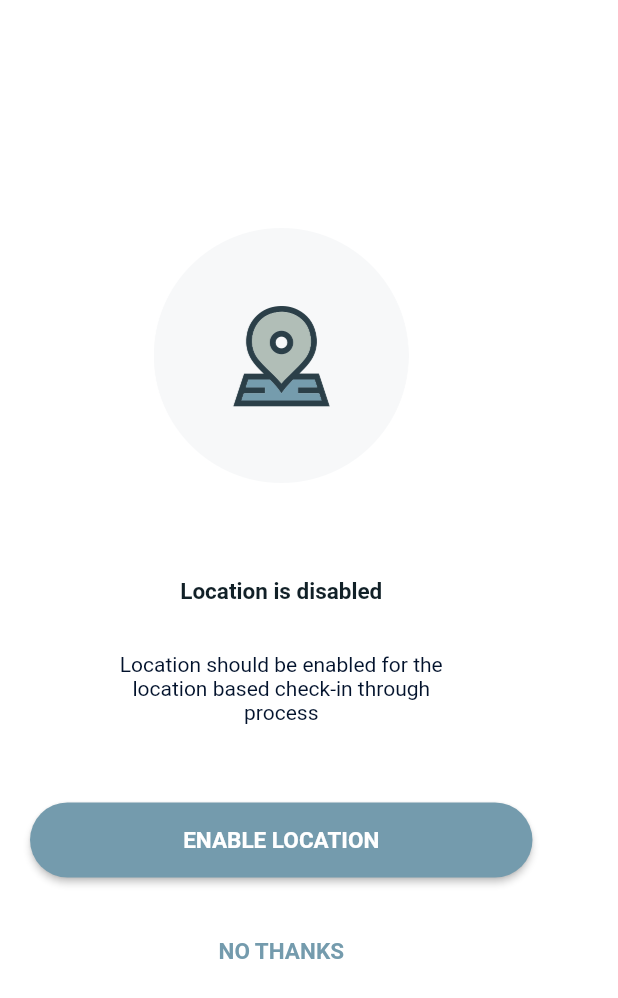
After one commit to shafi3112/dermatogy_app, a Flutter app: the LocationDisabled screen opened directly, on a phone screen of 412 x 824 dp. The commit adds this screen. Shown: the top 998 px of the screen. Run offline on Flutter 3.47's test engine with Material 2 defaults, Android fonts, the phone set to English and light mode, and no system bars.

Commit message:
error screens added

```diff
--- /dev/null
+++ b/lib/ErrorAlert/Location_Disabled.dart
@@ -0,0 +1,107 @@
+import 'package:flutter/material.dart';
+
+class LocationDisabled extends StatefulWidget {
+  @override
+  _LocationDisabledState createState() => _LocationDisabledState();
+}
+
+class _LocationDisabledState extends State<LocationDisabled> {
+  @override
+  Widget build(BuildContext context) {
+    return Scaffold(
+      backgroundColor: Color(0xffFFFFFF),
+      body: Container(
+        width: 375.0,
+        height: 812.0,
+        child: Column(
+          children: [
+            Padding(
+              padding: const EdgeInsets.only(top: 152.0),
+              child: Center(
+                child: Container(
+                    width: 170.0,
+                    height: 170.0,
+                    child: Image.asset('asset/images/LocationDisabled.png')
+                ),
+              ),
+            ),
+            Padding(
+              padding: const EdgeInsets.only(top: 63.0),
+              child: Center(
+                child: Container(
+                    width: 226.0,
+                    height: 20,
+                    child: Text("Location is disabled",
+                      textAlign: TextAlign.center,
+                      style: TextStyle(
+                          fontSize: 15.0,
+                          fontWeight: FontWeight.bold,
+                          color: Color(0xff112027)
+                      ),
+                    )
+                ),
+              ),
+            ),
+            Padding(
+              padding: const EdgeInsets.only(top: 30.0),
+              child: Center(
+                child: Container(
+                    width: 275.0,
+                    height: 60.0,
+                    child: Text("Location should be enabled for the\n" "location based check-in through\n"
+                      "process",
+                      textAlign: TextAlign.center,
+                      style: TextStyle(
+                          fontSize: 14.0,
+                          color: Color(0xff02122C)
+                      ),
+                    )
+                ),
+              ),
+            ),
+            Padding(
+              padding: const EdgeInsets.only(top: 40.0),
+              //padding: EdgeInsets.symmetric(horizontal: 15),
+              child: ButtonTheme(
+                buttonColor: Color(0xff749BAD),
+                child: Container(
+                  width: 335.0,
+                  height: 50.0,
+                  child: RaisedButton(
+                    child: Text('ENABLE LOCATION',
+                      style: TextStyle(
+                        fontWeight: FontWeight.bold,
+                        fontSize: 15.0,
+                      ),),
+                    shape: RoundedRectangleBorder(
+                      borderRadius: new BorderRadius.circular(30.0),
+                    ),
+                    textColor: Color(0xffFFFFFF),
+                    onPressed: () {},
+                  ),
+                ),
+              ),
+            ),
+            Padding(
+              padding: const EdgeInsets.only(top: 40.0),
+              child: Center(
+                child: Container(
+                    width: 88.0,
+                    height: 42,
+                    child: Text("NO THANKS",
+                      textAlign: TextAlign.center,
+                      style: TextStyle(
+                          fontSize: 15.0,
+                          fontWeight: FontWeight.bold,
+                          color: Color(0xff749BAD)
+                      ),
+                    )
+                ),
+              ),
+            ),
+          ],
+        ),
+      ),
+    );
+  }
+}
--- a/lib/LoginScreens/signupscreen.dart
+++ b/lib/LoginScreens/signupscreen.dart
@@ -33,14 +33,14 @@ class _SignupScreenState extends State<SignupScreen> {
     });
   }
 
-  @override
+  /*@override
   void dispose() {
     _myController1.dispose();
     _myController2.dispose();
     _myController3.dispose();
     _myController4.dispose();
     super.dispose();
-  }
+  }*/
 
   @override
   Widget build(BuildContext context) {
@@ -228,7 +228,7 @@ class _SignupScreenState extends State<SignupScreen> {
                             _myController4.text.isEmpty)
                           print("please fill all the fields");
                         else {
-                            Navigator.pushReplacement(context, MaterialPageRoute(builder: (_) => OtpMainscreen()));
+                            Navigator.push(context, MaterialPageRoute(builder: (_) => OtpMainscreen()));
                         }
                       },
                       color: (_myController1.text.isEmpty ||
--- a/lib/OtpScreens/OtpErrorScreen.dart
+++ b/lib/OtpScreens/OtpErrorScreen.dart
@@ -1,4 +1,4 @@
-import 'package:dermatology_app/LoginScreens/signupscreen.dart';
+import 'package:dermatology_app/OtpScreens/OtpMainScreen.dart';
 import 'package:flutter/material.dart';
 import 'package:flutter/scheduler.dart';
 
@@ -93,8 +93,9 @@ class _OtpErrorscreenState extends State<OtpErrorscreen> {
                       ),
                       child: GestureDetector(
                         onTap: () {
+                          Navigator.of(context).pop();
                           Navigator.push(
-                            context, MaterialPageRoute(builder: (_) => SignupScreen()));
+                            context, MaterialPageRoute(builder: (_) => OtpMainscreen()));
                           }, //navigate to sigin page
                         child: Text("RETRY",
                           style: TextStyle(color: Color(0xffFFFFFF),fontWeight: FontWeight.bold,),
```
Also changed, not shown: lib/ErrorAlert/Internet_Issue.dart (added, +112 -0 lines), lib/ErrorAlert/No_Internet.dart (added, +90 -0 lines), lib/ErrorAlert/Notification_Disabled.dart (added, +106 -0 lines), lib/ErrorAlert/server_issue.dart (added, +111 -0 lines), lib/LoginScreens/welcomescreen.dart (+5 -4 lines), lib/OtpScreens/OtpMainScreen.dart (+5 -9 lines), asset/images/LocationDisabled.png (added), asset/images/NetIssue.png (added), asset/images/NotificationDisabled.png (added), asset/images/ServerIssue.png (added), asset/images/logo2.png.
